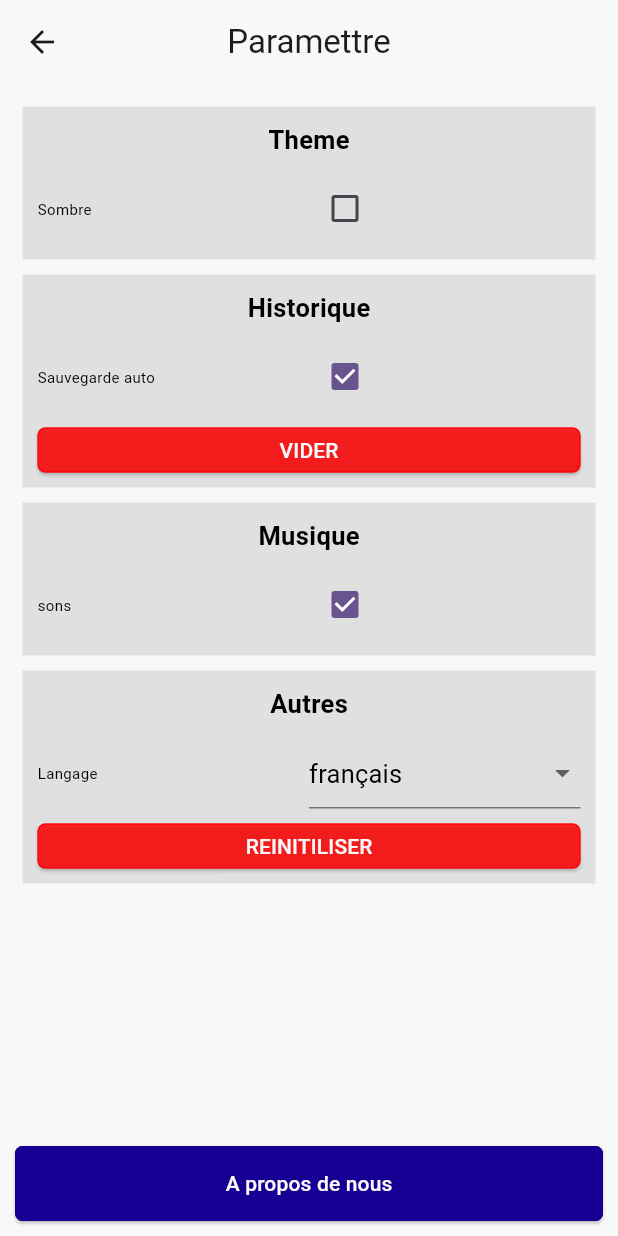
After one commit to WrokSon/wilpro, a Flutter app: the SettingsPage screen opened directly, on a phone screen of 412 x 824 dp. The commit adds this screen. Run offline on Flutter 3.47's test engine with Material 3 defaults, Android fonts, the phone set to English and light mode, and no system bars; our stand-ins replace audioplayers, backdrop, cached_network_image, flutter_local_notifications, flutter_map, geolocator and 2 more; accounts and stored records are empty; network calls fail.

Commit message:
[ADD] page settings

```diff
--- /dev/null
+++ b/wilpro/lib/model/enum/langage_enum.dart
@@ -0,0 +1,7 @@
+enum LangageEnum {
+  french("fr"),
+  english("en");
+
+  final String value;
+  const LangageEnum(this.value);
+}
--- /dev/null
+++ b/wilpro/lib/service/notifier/settings_notifier.dart
@@ -0,0 +1,7 @@
+import 'package:flutter/foundation.dart';
+
+class SettingsNotifier with ChangeNotifier {
+  static final instance = SettingsNotifier._();
+
+  SettingsNotifier._();
+}
--- a/wilpro/lib/service/route_generator.dart
+++ b/wilpro/lib/service/route_generator.dart
@@ -3,6 +3,7 @@ import 'package:wilpro/model/activity.dart';
 import 'package:wilpro/ui/page/manager_activity_page.dart';
 import 'package:wilpro/ui/page/running_activity_page.dart';
 import 'package:wilpro/ui/page/section_page.dart';
+import 'package:wilpro/ui/page/settings_page.dart';
 import 'package:wilpro/ui/page/start_actyvity_page.dart';
 
 class RouteGenerator {
@@ -10,6 +11,8 @@ class RouteGenerator {
     switch (settings.name) {
       case SectionPage.nameReoute:
         return MaterialPageRoute(builder: (context) => const SectionPage());
+      case SettingsPage.nameReoute:
+        return MaterialPageRoute(builder: (context) => const SettingsPage());
       case StartActyvityPage.nameReoute:
         return MaterialPageRoute(
             builder: (context) => const StartActyvityPage());
--- a/wilpro/lib/ui/composants/my_widgets.dart
+++ b/wilpro/lib/ui/composants/my_widgets.dart
@@ -88,4 +88,11 @@ class MyWidgets {
       ),
     );
   }
+
+  static Widget checkbox({required Function(bool) onChange, required bool value}) {
+    return Checkbox(
+      value: value,
+      onChanged: (value) => onChange(value!),
+    );
+  }
 }
--- a/wilpro/lib/ui/page/section_page.dart
+++ b/wilpro/lib/ui/page/section_page.dart
@@ -7,6 +7,7 @@ import 'package:wilpro/ui/composants/my_widgets.dart';
 import 'package:wilpro/ui/page/sections/creation_section.dart';
 import 'package:wilpro/ui/page/sections/history_section.dart';
 import 'package:wilpro/ui/page/sections/home_section.dart';
+import 'package:wilpro/ui/page/settings_page.dart';
 
 class SectionPage extends StatefulWidget {
   const SectionPage({super.key});
@@ -42,7 +43,9 @@ class _SectionPage extends State<SectionPage> {
         actions: [
           indexSection == 1
               ? IconButton(
-                  onPressed: () {},
+                  onPressed: () {
+                    Navigator.pushNamed(context, SettingsPage.nameReoute);
+                  },
                   icon: const Icon(
                     Icons.settings,
                     color: MyColors.black,
--- /dev/null
+++ b/wilpro/lib/ui/page/settings_page.dart
@@ -0,0 +1,225 @@
+import 'package:flutter/material.dart';
+import 'package:wilpro/model/enum/langage_enum.dart';
+import 'package:wilpro/ui/composants/my_colors.dart';
+import 'package:wilpro/ui/composants/my_widgets.dart';
+
+class SettingsPage extends StatefulWidget {
+  const SettingsPage({super.key});
+
+  static const nameReoute = "/settings";
+
+  @override
+  State<SettingsPage> createState() => _SettingsPage();
+}
+
+class _SettingsPage extends State<SettingsPage> {
+  bool darkMode = false;
+  bool autoSaveHistory = true;
+  bool playmusic = true;
+  LangageEnum langage = LangageEnum.french;
+  @override
+  Widget build(BuildContext context) {
+    return Scaffold(
+      appBar: AppBar(
+        title: const Text("Paramettre"),
+        centerTitle: true,
+        backgroundColor: MyColors.background,
+      ),
+      backgroundColor: MyColors.background,
+      body: Container(
+        padding: const EdgeInsets.all(10),
+        child: Column(
+          children: [
+            Expanded(
+              child: ListView(
+                children: [
+                  themeSection(),
+                  historySection(),
+                  musicSection(),
+                  otherSection(),
+                ],
+              ),
+            ),
+            MyWidgets.button(
+              text: "A propos de nous",
+              width: double.infinity,
+              onTap: () {},
+            ),
+          ],
+        ),
+      ),
+    );
+  }
+
+  Widget themeSection() {
+    return Container(
+      margin: const EdgeInsets.all(5),
+      padding: const EdgeInsets.all(10),
+      color: MyColors.backgroundNavBar,
+      child: Column(
+        children: [
+          Center(child: MyWidgets.text(text: "Theme", isBold: true)),
+          const SizedBox(height: 10),
+          Row(
+            children: [
+              Expanded(
+                child: Container(
+                  alignment: Alignment.centerLeft,
+                  child: MyWidgets.text(text: "Sombre", size: 10),
+                ),
+              ),
+              Expanded(
+                child: Container(
+                  alignment: Alignment.centerLeft,
+                  child: MyWidgets.checkbox(
+                      onChange: (value) {
+                        setState(() {
+                          darkMode = !darkMode;
+                        });
+                      },
+                      value: darkMode),
+                ),
+              ),
+            ],
+          ),
+        ],
+      ),
+    );
+  }
+
+  Widget historySection() {
+    return Container(
+      margin: const EdgeInsets.all(5),
+      padding: const EdgeInsets.all(10),
+      color: MyColors.backgroundNavBar,
+      child: Column(
+        children: [
+          Center(child: MyWidgets.text(text: "Historique", isBold: true)),
+          const SizedBox(height: 10),
+          // sauvegarde automatique
+          Row(
+            children: [
+              Expanded(
+                child: Container(
+                  alignment: Alignment.centerLeft,
+                  child: MyWidgets.text(text: "Sauvegarde auto", size: 10),
+                ),
+              ),
+              Expanded(
+                child: Container(
+                  alignment: Alignment.centerLeft,
+                  child: MyWidgets.checkbox(
+                      onChange: (value) {
+                        setState(() {
+                          autoSaveHistory = !autoSaveHistory;
+                        });
+                      },
+                      value: autoSaveHistory),
+                ),
+              ),
+            ],
+          ),
+          const SizedBox(height: 10),
+          MyWidgets.button(
+            text: "VIDER",
+            color: MyColors.red,
+            width: double.infinity,
+            height: 30,
+            onTap: () {},
+          ),
+        ],
+      ),
+    );
+  }
+
+  // reset + Language
+  Widget otherSection() {
+    return Container(
+      margin: const EdgeInsets.all(5),
+      padding: const EdgeInsets.all(10),
+      color: MyColors.backgroundNavBar,
+      child: Column(
+        children: [
+          Center(child: MyWidgets.text(text: "Autres", isBold: true)),
+          const SizedBox(height: 10),
+          Row(
+            children: [
+              Expanded(
+                child: Container(
+                  alignment: Alignment.centerLeft,
+                  child: MyWidgets.text(text: "Langage", size: 10),
+                ),
+              ),
+              Expanded(
+                child: SizedBox(
+                  child: DropdownButtonFormField<LangageEnum>(
+                    value: langage,
+                    items: [
+                      DropdownMenuItem<LangageEnum>(
+                        value: LangageEnum.french,
+                        child: MyWidgets.text(text: "français"),
+                      ),
+                      DropdownMenuItem<LangageEnum>(
+                        value: LangageEnum.english,
+                        child: MyWidgets.text(text: "english"),
+                      ),
+                    ],
+                    onChanged: (value) {
+                      setState(() {
+                        langage = value!;
+                      });
+                    },
+                  ),
+                ),
+              ),
+            ],
+          ),
+          const SizedBox(height: 10),
+          MyWidgets.button(
+            text: "REINITILISER",
+            color: MyColors.red,
+            width: double.infinity,
+            height: 30,
+            onTap: () {},
+          ),
+        ],
+      ),
+    );
+  }
+
+  Widget musicSection() {
+    return Container(
+      margin: const EdgeInsets.all(5),
+      padding: const EdgeInsets.all(10),
+      color: MyColors.backgroundNavBar,
+      child: Column(
+        children: [
+          Center(child: MyWidgets.text(text: "Musique", isBold: true)),
+          const SizedBox(height: 10),
+          Row(
+            children: [
+              Expanded(
+                child: Container(
+                  alignment: Alignment.centerLeft,
+                  child: MyWidgets.text(text: "sons", size: 10),
+                ),
+              ),
+              Expanded(
+                child: Container(
+                  alignment: Alignment.centerLeft,
+                  child: MyWidgets.checkbox(
+                      onChange: (value) {
+                        setState(() {
+                          playmusic = !playmusic;
+                        });
+                      },
+                      value: playmusic),
+                ),
+              ),
+            ],
+          ),
+        ],
+      ),
+    );
+  }
+}
```
